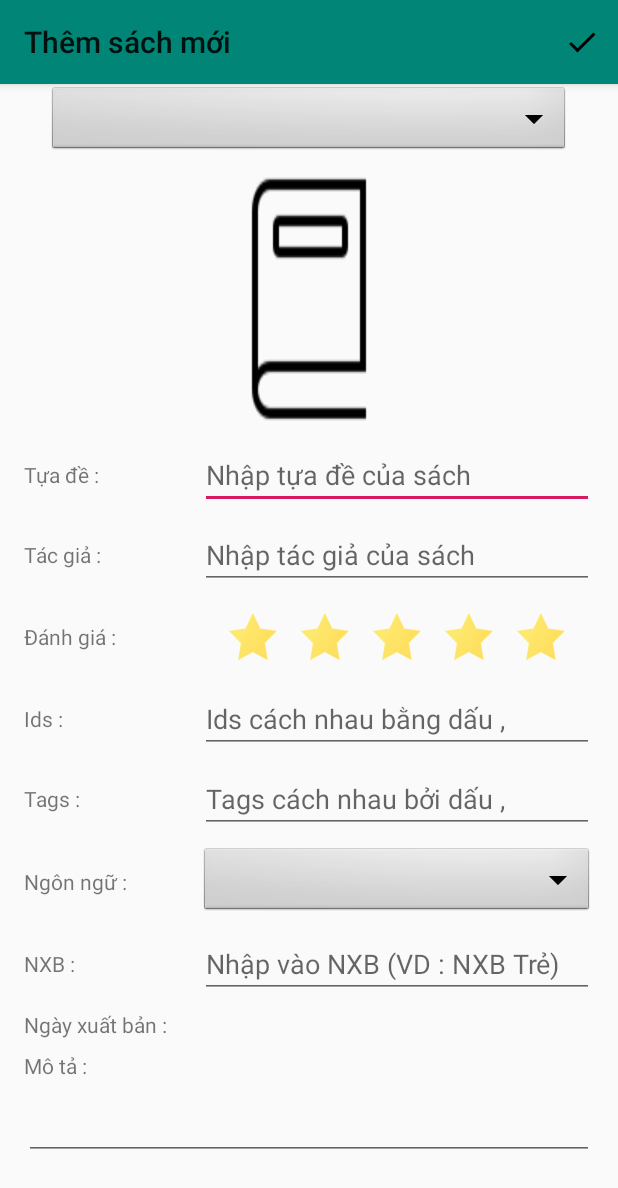
After one commit to mirushi/BookLib, an Android app: the AddNewBookActivity screen opened directly, with no data from a screen before it, on a phone screen of 412 x 824 dp. The commit adds this screen. Shown: the top 1188 px of the screen. Run offline under Robolectric (Android 15) with nearby library versions, the phone set to English and light mode, and no system bars.

Commit message:
Update Add New Book Activity
Còn một chút bug về giao diện như :
+ Số sao còn bị ra khỏi màn hình.
+ Chưa có DateTimePicker.
Sẽ fix sau.

```diff
--- a/app/src/main/AndroidManifest.xml
+++ b/app/src/main/AndroidManifest.xml
@@ -28,6 +28,8 @@
         <activity
             android:name=".Activity.AboutActivity"
             android:label="About" />
+        <activity android:name=".Activity.AddNewBookActivity" />
+
         <activity android:name=".Activity.openListSong" />
 
         <service android:name=".service.MyService" />
--- /dev/null
+++ b/app/src/main/java/luubieunghi/lbn/booklib/Activity/AddNewBookActivity.java
@@ -0,0 +1,48 @@
+package luubieunghi.lbn.booklib.Activity;
+
+import android.content.Intent;
+import android.os.Bundle;
+import android.view.Menu;
+import android.view.MenuItem;
+
+import androidx.appcompat.app.AppCompatActivity;
+import androidx.appcompat.widget.Toolbar;
+import luubieunghi.lbn.booklib.R;
+
+public class AddNewBookActivity extends AppCompatActivity {
+
+    Toolbar toolbar;
+
+    @Override
+    protected void onCreate(Bundle savedInstanceState) {
+        super.onCreate(savedInstanceState);
+        setContentView(R.layout.activity_add_new_book);
+        ConfigToolbar();
+    }
+    @Override
+    public boolean onCreateOptionsMenu(Menu menu) {
+        getMenuInflater().inflate(R.menu.menu_add_new_book, menu);
+        return super.onCreateOptionsMenu(menu);
+    }
+
+    private void ConfigToolbar()
+    {
+        toolbar = (Toolbar)findViewById(R.id.activity_add_new_book_toolbar);
+        setSupportActionBar(toolbar);
+        getSupportActionBar().setTitle("Thêm sách mới");
+        toolbar.inflateMenu(R.menu.menu_add_new_book);
+
+        //OnClickListener cho toolbar.
+        toolbar.setOnMenuItemClickListener(new Toolbar.OnMenuItemClickListener() {
+            @Override
+            public boolean onMenuItemClick(MenuItem item) {
+                if (item.getItemId() == R.id.menu_add_new_book_finished);
+                {
+                    Intent intent = new Intent(AddNewBookActivity.this, MainActivity.class);
+                    startActivity(intent);
+                }
+                return false;
+            }
+        });
+    }
+}
--- a/app/src/main/java/luubieunghi/lbn/booklib/Activity/MainActivity.java
+++ b/app/src/main/java/luubieunghi/lbn/booklib/Activity/MainActivity.java
@@ -98,6 +98,11 @@ public class MainActivity extends AppCompatActivity {
                     Intent intent = new Intent(MainActivity.this, AboutActivity.class);
                     startActivity(intent);
                 }
+                else if (item.getItemId() == R.id.menu_main_item_add_book)
+                {
+                    Intent intent = new Intent(MainActivity.this, AddNewBookActivity.class);
+                    startActivity(intent);
+                }
                 return false;
             }
         });
--- /dev/null
+++ b/app/src/main/java/luubieunghi/lbn/booklib/CustomViewGroup/RatingView.java
@@ -0,0 +1,161 @@
+package luubieunghi.lbn.booklib.CustomViewGroup;
+
+import android.content.Context;
+import android.content.res.TypedArray;
+import android.os.Build;
+import android.util.AttributeSet;
+import android.view.Gravity;
+import android.view.LayoutInflater;
+import android.widget.CheckBox;
+import android.widget.CompoundButton;
+import android.widget.LinearLayout;
+
+import androidx.annotation.Nullable;
+import androidx.annotation.RequiresApi;
+import luubieunghi.lbn.booklib.R;
+
+public class RatingView extends LinearLayout {
+
+    Context mContext;
+    int mNumStars;
+    int mRating;
+
+    boolean ratingIsChanging;
+
+    OnRateListener onRateListener;
+    boolean allowRating;
+
+    private final CheckBox.OnCheckedChangeListener onCheckedChangeListener = new CompoundButton.OnCheckedChangeListener() {
+        @Override
+        public void onCheckedChanged(CompoundButton buttonView, boolean isChecked) {
+
+            if (!allowRating)
+                return;
+            if (ratingIsChanging)
+                return;
+
+            int buttonId = buttonView.getId();
+            updateCheckedStars(buttonId + 1);
+        }
+    };
+
+    public RatingView(Context context) {
+        super(context);
+        init(context, null);
+    }
+
+    public RatingView(Context context, @Nullable AttributeSet attrs) {
+        super(context, attrs);
+        init(context, attrs);
+    }
+
+    public RatingView(Context context, @Nullable AttributeSet attrs, int defStyleAttr) {
+        super(context, attrs, defStyleAttr);
+        init(context, attrs);
+    }
+
+    @RequiresApi(api = Build.VERSION_CODES.LOLLIPOP)
+    public RatingView(Context context, AttributeSet attrs, int defStyleAttr, int defStyleRes) {
+        super(context, attrs, defStyleAttr, defStyleRes);
+        init(context, attrs);
+    }
+
+    private void init(Context context, AttributeSet attrs)
+    {
+        if (context != null && attrs != null)
+        {
+            this.mContext = context;
+            setOrientation(LinearLayout.HORIZONTAL);
+            setGravity(Gravity.CENTER);
+        }
+
+        //Nhận attribute từ XML tryền vào khi inflate view.
+        if (attrs != null)
+        {
+            final TypedArray styleAttributesArray = context.obtainStyledAttributes(attrs, R.styleable.RatingView);
+            mNumStars = styleAttributesArray.getInteger(R.styleable.RatingView_numStars, mNumStars);
+            mRating = styleAttributesArray.getInteger(R.styleable.RatingView_rating, mRating);
+            styleAttributesArray.recycle();
+        }
+        else
+        {
+            mNumStars = 5;
+            mRating = 0;
+        }
+
+        allowRating = true;
+        addStars();
+        updateCheckedStars(mNumStars);
+    }
+
+    private void addStars()
+    {
+        if (mNumStars != 0){
+            for (int i=0;i<mNumStars;++i)
+            {
+                CheckBox ratingView = getNewRatingView();
+                addView(ratingView);
+            }
+        }
+    }
+
+    private CheckBox getNewRatingView()
+    {
+        LayoutInflater inflater = (LayoutInflater)mContext.getSystemService(Context.LAYOUT_INFLATER_SERVICE);
+        CheckBox checkBox = (CheckBox)inflater.inflate(R.layout.rating_star_item, this, false);
+        checkBox.setId(getChildCount());
+        checkBox.setOnCheckedChangeListener(onCheckedChangeListener);
+        return checkBox;
+    }
+
+    private void updateCheckedStars(int stars)
+    {
+
+        if (stars > mNumStars)
+            return;
+
+        ratingIsChanging = true;
+        mRating = stars;
+
+        //Tắt toàn bộ sao từ cuối cho đến số sao được chọn.
+        for (int i=mNumStars - 1;i>=stars;--i)
+        {
+            ((CheckBox)getChildAt(i)).setChecked(false);
+        }
+
+        //Bật toàn bộ sao từ đầu cho đến số sao được chọn.
+        for (int i=0;i<stars;++i)
+        {
+            ((CheckBox)getChildAt(i)).setChecked(true);
+        }
+
+        ratingIsChanging = false;
+    }
+
+    public interface OnRateListener{
+        void onRated(int rating, int totalStar);
+    }
+
+    //Các phương thức để đối tượng có thể thao tác được từ bên ngoài.
+    public void setRating(int rating)
+    {
+        updateCheckedStars(rating);
+    }
+
+    public int getRating()
+    {
+        return mRating;
+    }
+
+    public void setStars(int stars)
+    {
+        removeAllViews();
+        init(null, null);
+    }
+
+    public int getStars()
+    {
+        return mNumStars;
+    }
+
+}
--- /dev/null
+++ b/app/src/main/res/drawable-hdpi/rating_star_background.xml
@@ -0,0 +1,7 @@
+<?xml version="1.0" encoding="utf-8"?>
+<selector xmlns:android="http://schemas.android.com/apk/res/android">
+    <item android:drawable="@drawable/star_selected"
+        android:state_checked="true"/>
+    <item android:drawable="@drawable/star_deselected"
+        android:state_checked="false"/>
+</selector>
--- /dev/null
+++ b/app/src/main/res/drawable/ic_check_black_24dp.xml
@@ -0,0 +1,9 @@
+<vector xmlns:android="http://schemas.android.com/apk/res/android"
+        android:width="24dp"
+        android:height="24dp"
+        android:viewportWidth="24.0"
+        android:viewportHeight="24.0">
+    <path
+        android:fillColor="#FF000000"
+        android:pathData="M9,16.17L4.83,12l-1.42,1.41L9,19 21,7l-1.41,-1.41z"/>
+</vector>
--- /dev/null
+++ b/app/src/main/res/layout/activity_add_new_book.xml
@@ -0,0 +1,180 @@
+<?xml version="1.0" encoding="utf-8"?>
+
+<ScrollView android:layout_height="match_parent"
+    android:layout_width="match_parent"
+    xmlns:android="http://schemas.android.com/apk/res/android">
+
+    <LinearLayout xmlns:android="http://schemas.android.com/apk/res/android"
+        android:layout_height="match_parent"
+        android:layout_width="match_parent"
+        xmlns:app="http://schemas.android.com/apk/res-auto"
+        android:orientation="vertical">
+        <include
+            android:id="@+id/activity_add_new_book_toolbar"
+            layout="@layout/main_menu_toolbar"/>
+        <TableLayout
+            android:stretchColumns="*"
+            android:layout_width="match_parent"
+            android:layout_height="match_parent"
+            android:layout_marginHorizontal="16dp">
+
+            <TableRow>
+                <Spinner
+                    android:id="@+id/activity_add_new_book_server_selection_spinner"
+                    android:layout_width="match_parent"
+                    android:layout_height="wrap_content"
+                    android:layout_marginHorizontal="16dp"
+                    android:layout_span="2"
+                    android:background="@android:drawable/btn_dropdown" />
+            </TableRow>
+
+            <TableRow
+                android:layout_marginTop="8dp">
+                <ImageView
+                    android:layout_width="133dp"
+                    android:layout_height="173dp"
+                    android:layout_gravity="center_horizontal"
+                    android:layout_span="2"
+                    android:background="@drawable/icon_book_100px"/>
+            </TableRow>
+
+            <TableRow
+                android:layout_marginTop="8dp">
+                <TextView
+                    android:layout_height="wrap_content"
+                    android:layout_width="wrap_content"
+                    android:text="Tựa đề : "
+                    android:layout_gravity="left|center_vertical"/>
+                <EditText
+                    android:id="@+id/activity_add_new_book_edt_title"
+                    android:layout_height="wrap_content"
+                    android:layout_width="match_parent"
+                    android:maxLines="1"
+                    android:inputType="text"
+                    android:hint="Nhập tựa đề của sách"/>
+            </TableRow>
+
+            <TableRow
+                android:layout_marginTop="8dp">
+                <TextView
+                    android:layout_height="wrap_content"
+                    android:layout_width="wrap_content"
+                    android:text="Tác giả : "
+                    android:layout_gravity="left|center_vertical"/>
+                <EditText
+                    android:id="@+id/activity_add_new_book_edt_author"
+                    android:layout_height="wrap_content"
+                    android:layout_width="match_parent"
+                    android:maxLines="1"
+                    android:inputType="text"
+                    android:hint="Nhập tác giả của sách"/>
+            </TableRow>
+
+            <TableRow
+                android:layout_marginTop="8dp">
+                <TextView
+                    android:layout_height="wrap_content"
+                    android:layout_width="wrap_content"
+                    android:text="Đánh giá : "
+                    android:layout_gravity="left|center_vertical"/>
+                <luubieunghi.lbn.booklib.CustomViewGroup.RatingView
+                    android:id="@+id/activity_add_new_book_ratingview_rating"
+                    android:layout_height="wrap_content"
+                    android:layout_width="match_parent"
+                    app:numStars="5"
+                    app:rating="0"/>
+            </TableRow>
+
+            <TableRow
+                android:layout_marginTop="8dp">
+                <TextView
+                    android:layout_height="wrap_content"
+                    android:layout_width="wrap_content"
+                    android:text="Ids : "
+                    android:layout_gravity="left|center_vertical"/>
+                <EditText
+                    android:id="@+id/activity_add_new_book_edt_ids"
+                    android:layout_height="wrap_content"
+                    android:layout_width="match_parent"
+                    android:maxLines="1"
+                    android:inputType="text"
+                    android:hint="Ids cách nhau bằng dấu ,"/>
+            </TableRow>
+
+            <TableRow
+                android:layout_marginTop="8dp">
+                <TextView
+                    android:layout_height="wrap_content"
+                    android:layout_width="wrap_content"
+                    android:text="Tags : "
+                    android:layout_gravity="left|center_vertical"/>
+                <EditText
+                    android:id="@+id/activity_add_new_book_edt_tags"
+                    android:layout_height="wrap_content"
+                    android:layout_width="match_parent"
+                    android:maxLines="1"
+                    android:inputType="text"
+                    android:hint="Tags cách nhau bởi dấu ,"/>
+            </TableRow>
+
+            <TableRow
+                android:layout_marginTop="8dp">
+                <TextView
+                    android:layout_height="wrap_content"
+                    android:layout_width="wrap_content"
+                    android:text="Ngôn ngữ : "
+                    android:layout_gravity="left|center_vertical"/>
+                <Spinner
+                    android:id="@+id/activity_add_new_book_spinner_language"
+                    android:layout_height="wrap_content"
+                    android:layout_width="match_parent"
+                    android:background="@android:drawable/btn_dropdown"/>
+            </TableRow>
+
+            <TableRow
+                android:layout_marginTop="8dp">
+                <TextView
+                    android:layout_height="wrap_content"
+                    android:layout_width="wrap_content"
+                    android:text="NXB : "
+                    android:layout_gravity="left|center_vertical"/>
+                <EditText
+                    android:id="@+id/activity_add_new_book_edt_publisher"
+                    android:layout_height="wrap_content"
+                    android:layout_width="match_parent"
+                    android:maxLines="1"
+                    android:inputType="text"
+                    android:hint="Nhập vào NXB (VD : NXB Trẻ)"/>
+            </TableRow>
+
+            <TableRow
+                android:layout_marginTop="8dp">
+                <TextView
+                    android:layout_height="wrap_content"
+                    android:layout_width="wrap_content"
+                    android:text="Ngày xuất bản : "
+                    android:layout_gravity="left|center_vertical"/>
+            </TableRow>
+
+            <TableRow
+                android:layout_marginTop="8dp">
+                <TextView
+                    android:layout_height="wrap_content"
+                    android:layout_width="wrap_content"
+                    android:text="Mô tả : "
+                    android:layout_gravity="left|center_vertical"/>
+            </TableRow>
+
+            <TableRow
+                android:layout_marginTop="8dp">
+                <EditText
+                    android:id="@+id/activity_add_new_book_edt_description"
+                    android:layout_span="2"
+                    android:singleLine="false"/>
+            </TableRow>
+
+        </TableLayout>
+
+    </LinearLayout>
+
+</ScrollView>
--- a/app/src/main/res/layout/main_menu_toolbar.xml
+++ b/app/src/main/res/layout/main_menu_toolbar.xml
@@ -4,7 +4,6 @@
     android:layout_height="wrap_content"
     android:background="@color/colorPrimary"
     android:elevation="4dp"
-
     >
 
 
--- /dev/null
+++ b/app/src/main/res/layout/rating_star_item.xml
@@ -0,0 +1,7 @@
+<?xml version="1.0" encoding="utf-8"?>
+<CheckBox android:layout_width="32dp"
+    android:layout_height="32dp"
+    android:layout_margin="8dp"
+    android:background="@drawable/rating_star_background"
+    android:button="@android:color/transparent"
+    xmlns:android="http://schemas.android.com/apk/res/android" />
--- /dev/null
+++ b/app/src/main/res/menu/menu_add_new_book.xml
@@ -0,0 +1,11 @@
+<?xml version="1.0" encoding="utf-8"?>
+<menu xmlns:android="http://schemas.android.com/apk/res/android"
+    xmlns:app="http://schemas.android.com/apk/res-auto">
+
+    <item android:id="@+id/menu_add_new_book_finished"
+        android:title="Done"
+        android:orderInCategory="100"
+        android:icon="@drawable/ic_check_black_24dp"
+        app:showAsAction="always"/>
+
+</menu>
--- a/app/src/main/res/menu/menu_main.xml
+++ b/app/src/main/res/menu/menu_main.xml
@@ -2,7 +2,7 @@
 <menu xmlns:android="http://schemas.android.com/apk/res/android"
     xmlns:app="http://schemas.android.com/apk/res-auto">
 
-    <item android:id="@+id/addBook"
+    <item android:id="@+id/menu_main_item_add_book"
         android:title="Add Book"
         android:orderInCategory="100"
         android:icon="@drawable/ic_add_black_24dp"
--- /dev/null
+++ b/app/src/main/res/values/attrs.xml
@@ -0,0 +1,7 @@
+<?xml version="1.0" encoding="utf-8"?>
+<resources>
+    <declare-styleable name="RatingView">
+        <attr name="numStars" format="integer"/>
+        <attr name="rating" format="integer"/>
+    </declare-styleable>
+</resources>
```
Also changed, not shown: app/src/main/res/drawable/icon_book_100px.png (added), app/src/main/res/drawable/star_deselected.png (added), app/src/main/res/drawable/star_selected.png (added).
